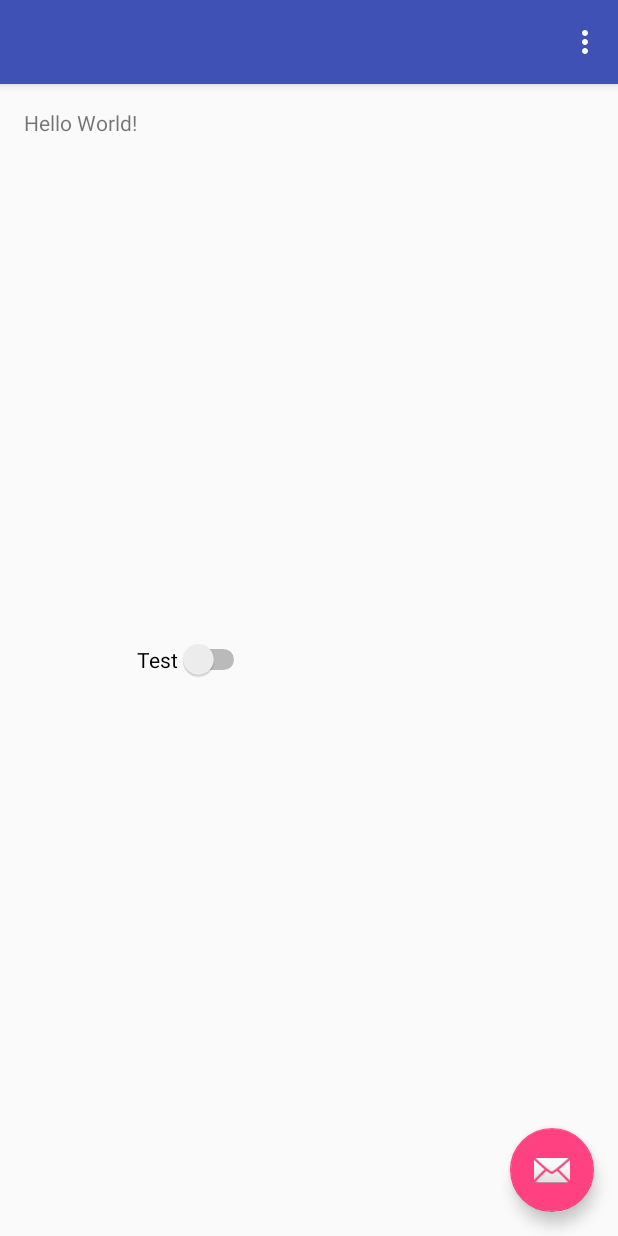
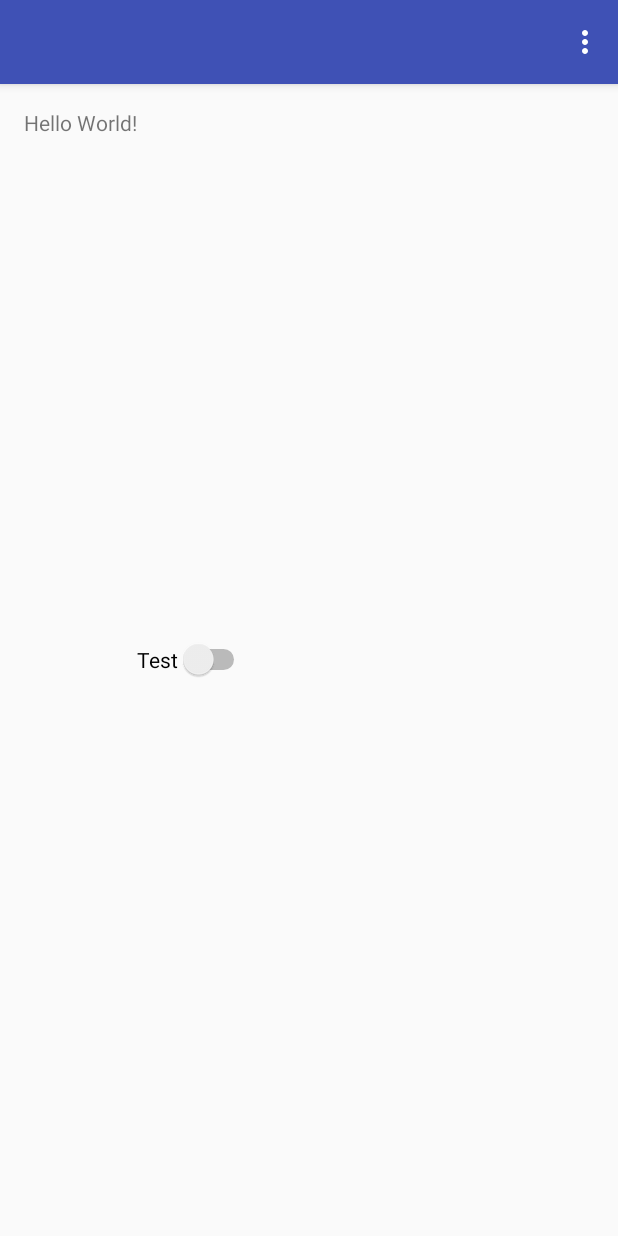
Before and after one commit to ilan1/MathStar, an Android app: the screen it shows after launch (MainActivity), on a phone screen of 412 x 824 dp. Run offline under Robolectric (Android 15) with nearby library versions, the phone set to English and light mode, and no system bars; 2 statements that could not run were skipped.

Commit message:
removed floating action button

```diff
--- a/app/src/main/res/layout/activity_main.xml
+++ b/app/src/main/res/layout/activity_main.xml
@@ -23,12 +23,4 @@
 
     <include layout="@layout/content_main" />
 
-    <android.support.design.widget.FloatingActionButton
-        android:id="@+id/fab"
-        android:layout_width="wrap_content"
-        android:layout_height="wrap_content"
-        android:layout_gravity="bottom|end"
-        android:layout_margin="@dimen/fab_margin"
-        android:src="@android:drawable/ic_dialog_email" />
-
 </android.support.design.widget.CoordinatorLayout>
```
